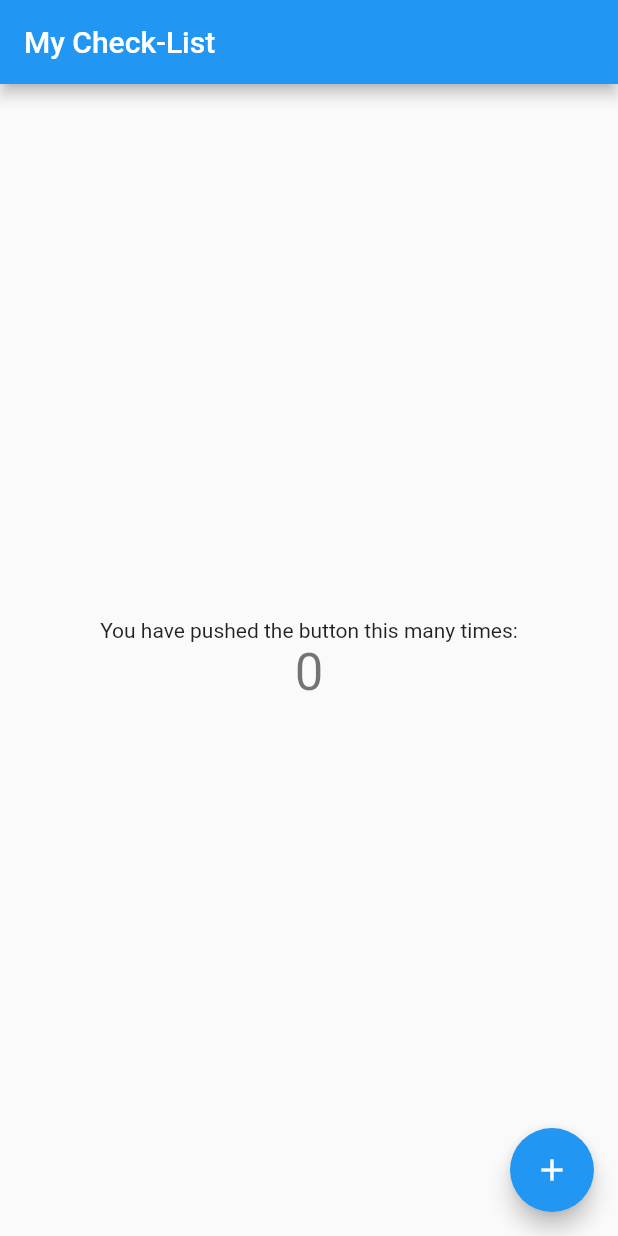
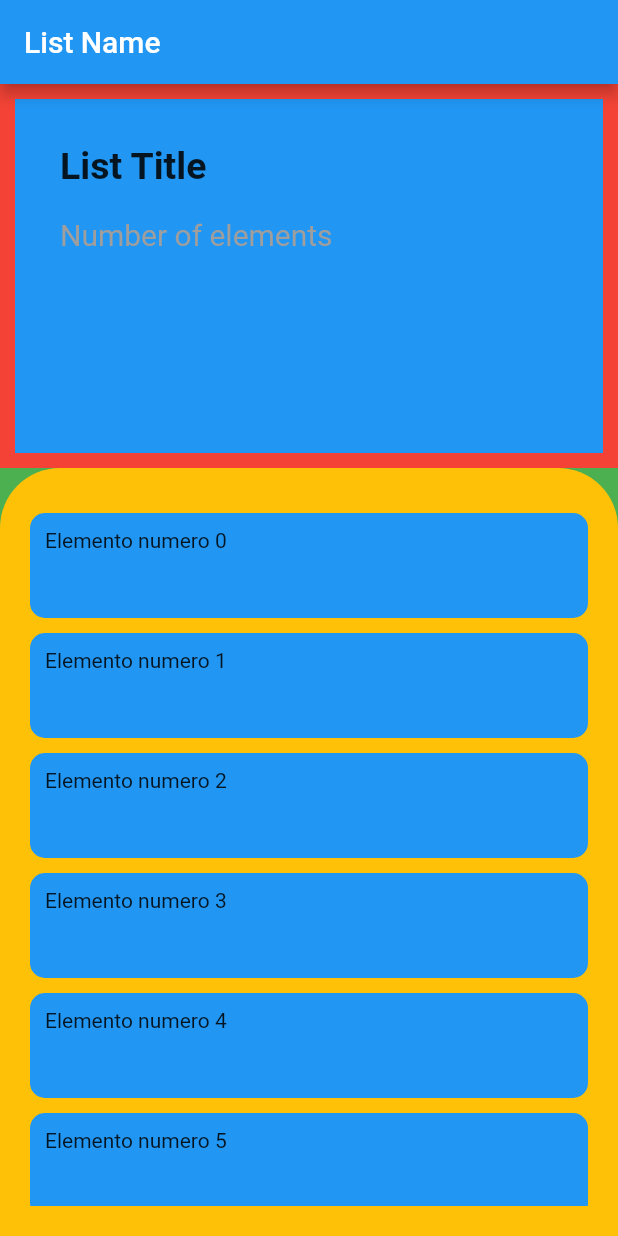
Before and after one commit to xFlappy/check-list_app, a Flutter app: the screen it shows after launch, on a phone screen of 412 x 824 dp. Run offline on Flutter 3.47's test engine with Material 2 defaults, Android fonts, the light colour scheme and no system bars.

Commit message:
Detail Screen idea
Fatto per MATERIAL con i colori per capire le dimensioni

```diff
--- a/lib/main.dart
+++ b/lib/main.dart
@@ -1,65 +1,22 @@
 import 'package:flutter/material.dart';
+import 'package:provider/provider.dart';
+
+import 'package:checklist_app/screens/checklist_detail_screen.dart';
 
 void main() {
   runApp(MyApp());
 }
 
 class MyApp extends StatelessWidget {
-  // This widget is the root of your application.
   @override
   Widget build(BuildContext context) {
     return MaterialApp(
-      title: 'My Check-list',
+      title: 'CheckListApp',
       theme: ThemeData(
         primarySwatch: Colors.blue,
+        accentColor: Colors.green,
       ),
-      home: MyHomePage(title: 'My Check-List'),
+      home: ChecklistDetailScreen(),
     );
   }
 }
-
-class MyHomePage extends StatefulWidget {
-  MyHomePage({Key key, this.title}) : super(key: key);
-  final String title;
-
-  @override
-  _MyHomePageState createState() => _MyHomePageState();
-}
-
-class _MyHomePageState extends State<MyHomePage> {
-  int _counter = 0;
-
-  void _incrementCounter() {
-    setState(() {
-      _counter++;
-    });
-  }
-
-  @override
-  Widget build(BuildContext context) {
-    return Scaffold(
-      appBar: AppBar(
-        title: Text(widget.title),
-      ),
-      body: Center(
-        child: Column(
-          mainAxisAlignment: MainAxisAlignment.center,
-          children: <Widget>[
-            Text(
-              'You have pushed the button this many times:',
-            ),
-            Text(
-              '$_counter',
-              style: Theme.of(context).textTheme.headline4,
-            ),
-          ],
-        ),
-      ),
-      floatingActionButton: FloatingActionButton(
-        onPressed: _incrementCounter,
-        tooltip: 'Increment',
-        child: Icon(Icons.add),
-      ),
-    );
-  }
-}
--- /dev/null
+++ b/lib/provider/check-list.dart
@@ -0,0 +1,9 @@
+import 'package:flutter/material.dart';
+
+class CheckList with ChangeNotifier {
+  final String id;
+  final String title; //titolo/nome della lista
+  final List<String> list;
+
+  CheckList({this.id, this.title, this.list});
+}
--- /dev/null
+++ b/lib/provider/check-lists.dart
@@ -0,0 +1,39 @@
+import './check-list.dart';
+import 'package:flutter/material.dart';
+
+class CheckLists with ChangeNotifier {
+  List<CheckList> _items = [
+    CheckList(id: 'l1', title: "Corsa d'orientamento", list: [
+      'Bussola',
+      'Gamasce',
+      'Scarpe',
+      'Pigiama',
+      'Fascetta',
+      'Chip',
+    ]),
+    CheckList(id: 'l2', title: "Nuoto", list: [
+      'Cuffia',
+      'Occhialini',
+      'Costume',
+      'Shampoo',
+      'Asciugamano',
+      'Ciabatte',
+    ]),
+    CheckList(id: 'l3', title: "Bici", list: [
+      'Occhiali',
+      'Borraccia',
+      'Telefono',
+      'Guanti',
+      'Orologio',
+      'SCarpe',
+    ]),
+  ];
+  final String authToken; //servono più tardi
+  final String userId;
+
+  CheckLists(this.authToken, this.userId, this._items);
+
+  List<CheckList> get items {
+    return [..._items];
+  }
+}
--- /dev/null
+++ b/lib/screens/checklist_detail_screen.dart
@@ -0,0 +1,93 @@
+import 'package:flutter/material.dart';
+
+class ChecklistDetailScreen extends StatelessWidget {
+  @override
+  Widget build(BuildContext context) {
+    return Scaffold(
+      appBar: AppBar(
+        title: Text('List Name'),
+      ),
+      body: Container(
+        color: Colors.green,
+        width: double.infinity,
+        child: Column(
+          children: [
+            //SUPERIOR PART
+            Expanded(
+              flex: 1,
+              child: Container(
+                color: Colors.red,
+                width: double.infinity,
+                padding: EdgeInsets.all(10),
+                height: MediaQuery.of(context).size.height * 0.3,
+                child: Container(
+                  padding: EdgeInsets.all(20),
+                  color: Colors.blue,
+                  alignment: Alignment.centerLeft,
+                  child: Column(
+                    children: [
+                      Container(
+                        alignment: Alignment.centerLeft,
+                        padding: EdgeInsets.all(10),
+                        child: Text(
+                          'List Title',
+                          style: TextStyle(
+                            fontSize: 25,
+                            fontWeight: FontWeight.bold,
+                          ),
+                        ),
+                      ),
+                      Container(
+                        alignment: Alignment.centerLeft,
+                        padding: EdgeInsets.all(10),
+                        child: Text(
+                          'Number of elements',
+                          style: TextStyle(
+                            fontSize: 20,
+                            color: Colors.grey,
+                          ),
+                        ),
+                      ),
+                    ],
+                  ),
+                ),
+              ),
+            ),
+            //INFERIOR PART
+            Expanded(
+              flex: 2,
+              child: Container(
+                decoration: BoxDecoration(
+                  borderRadius: BorderRadius.only(
+                    topLeft: Radius.circular(40),
+                    topRight: Radius.circular(40),
+                  ),
+                  color: Colors.amber,
+                ),
+                padding: EdgeInsets.all(20),
+                child: ListView.builder(
+                  itemCount: 12,
+                  itemBuilder: (ctx, i) {
+                    return Container(
+                      margin: EdgeInsets.only(top: 10),
+                      padding: EdgeInsets.all(10),
+                      height: 70,
+                      child: Text('Elemento numero $i'),
+                      // color: Colors.pink,
+                      decoration: BoxDecoration(
+                        color: Colors.blue,
+                        borderRadius: BorderRadius.all(
+                          Radius.circular(10),
+                        ),
+                      ),
+                    );
+                  },
+                ),
+              ),
+            ),
+          ],
+        ),
+      ),
+    );
+  }
+}
--- a/pubspec.yaml
+++ b/pubspec.yaml
@@ -28,6 +28,7 @@ dependencies:
   # The following adds the Cupertino Icons font to your application.
   # Use with the CupertinoIcons class for iOS style icons.
   cupertino_icons: ^1.0.2
+  provider: ^5.0.0
 
 dev_dependencies:
   flutter_test:
```
Also changed, not shown: lib/screens/categories_screen.dart (added), lib/screens/checklist_screen.dart (added), pubspec.lock.
